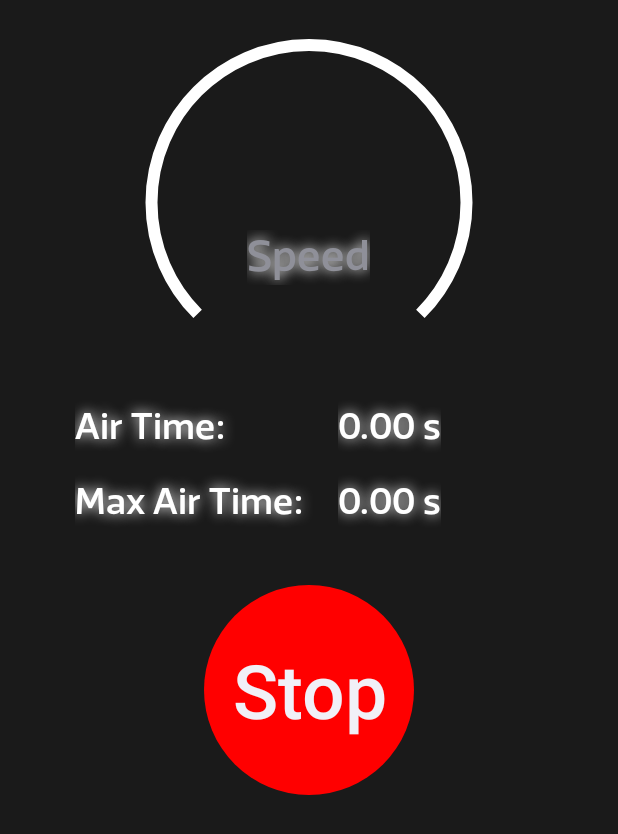
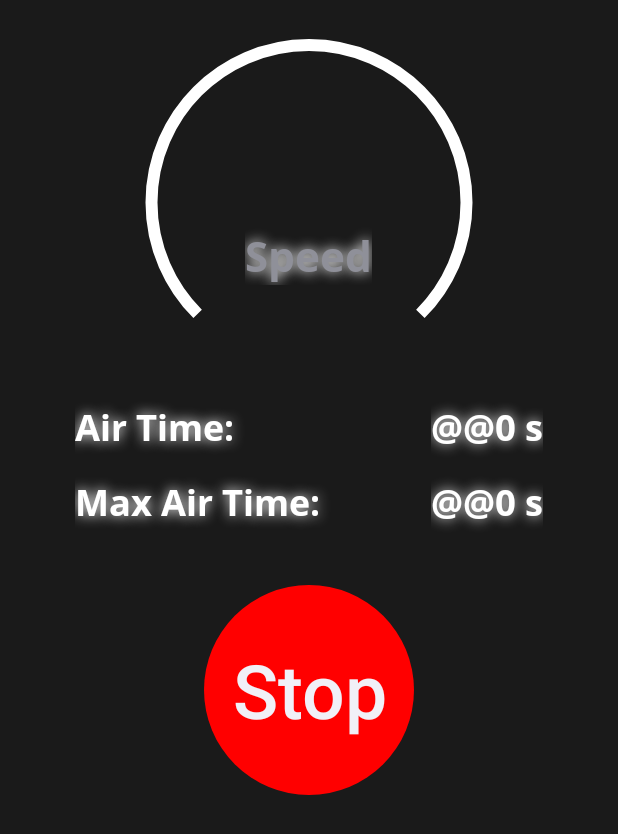
Before and after one commit to DukeCabbage/ShreddingRobot_v2, an Android app: the TrackingActivity screen opened directly, with no data from a screen before it, on a phone screen of 412 x 824 dp. Shown: the top 834 px of the screen. Run offline under Robolectric (Android 15) with nearby library versions, the phone set to English and light mode, and no system bars.

Commit message:
layout tweaking

```diff
--- a/app/src/main/java/com/gloomy/ShreddingRobot/TrackingActivity.java
+++ b/app/src/main/java/com/gloomy/ShreddingRobot/TrackingActivity.java
@@ -39,9 +39,8 @@ public class TrackingActivity extends BaseFragmentActivity {
     private static final int AUTOOFF_TIME_THRESHOLD = 1800*1000;
 
     private Context _context;
-    private DecimalFormat dff = new DecimalFormat("0.00");
-    private DecimalFormat ddff = new DecimalFormat("00.00");
-    private DecimalFormat ddf = new DecimalFormat("00.0");
+    private DecimalFormat sig3 = new DecimalFormat("@@@");
+    private DecimalFormat sig2 = new DecimalFormat("@@");
 
     boolean tracking;
     boolean freeFalling;
@@ -251,8 +250,8 @@ public class TrackingActivity extends BaseFragmentActivity {
 
         //Timer
         resetCountTime();
-        tv_airTimeTimer.setText(dff.format(0.0) + " s");
-        tv_maxAirTimeTimer.setText(dff.format(0.0) + " s");
+        tv_airTimeTimer.setText(sig2.format(0.0) + " s");
+        tv_maxAirTimeTimer.setText(sig2.format(0.0) + " s");
         destroyTimer();
         mTimer = new Timer();
         mTimerTask = new MyTimerTask();
@@ -302,10 +301,10 @@ public class TrackingActivity extends BaseFragmentActivity {
 //		Log.e(TAG, "reset time");
         if (countTime > maxAirTime) {
             maxAirTime = countTime;
-            tv_maxAirTimeTimer.setText(dff.format(maxAirTime) + " s");
+            tv_maxAirTimeTimer.setText(sig2.format(maxAirTime) + " s");
         }
         countTime = 0.00;
-//        tv_airTimeTimer.setText(dff.format(countTime) + " s");
+//        tv_airTimeTimer.setText(sig2.format(countTime) + " s");
     }
 
     class MyTimerTask extends TimerTask {
@@ -316,7 +315,7 @@ public class TrackingActivity extends BaseFragmentActivity {
                 public void run() {
                     if (freeFalling) {
                         countTime += ((double) SENSOR_UPDATE_TIME_IN_MILLISECONDS) / 1000.0;
-                        tv_airTimeTimer.setText(dff.format(countTime) + " s");
+                        tv_airTimeTimer.setText(sig2.format(countTime) + " s");
                     }
                     autoOff_countDown -= SENSOR_UPDATE_TIME_IN_MILLISECONDS;
                 }
@@ -347,8 +346,6 @@ public class TrackingActivity extends BaseFragmentActivity {
 //		Log.e(TAG, "" + newAltitude);
         if (newAltitude == 0.0) {
 //            Log.e(TAG, "no altitude reading");
-//            tv_altitude.setText("no Altitude");
-//            Toast.makeText(_context, "Location has no altitude info", Toast.LENGTH_SHORT).show();
         } else {
             curAltitude *= ALTITUDE_AVERAGING_QUEUE_SIZE;
             boolean stabilizedAlt = rawAltData.size() == ALTITUDE_AVERAGING_QUEUE_SIZE;
@@ -372,7 +369,7 @@ public class TrackingActivity extends BaseFragmentActivity {
                         sensorSwitchBtn.performClick();
                     }
                 }
-                tv_altitude.setText(dff.format(curAltitude) + " m");
+                tv_altitude.setText(sig3.format(curAltitude) + " m");
             }
         }
     }
@@ -396,13 +393,13 @@ public class TrackingActivity extends BaseFragmentActivity {
                             gauge.setValue(stepValue, (int) maxValue);
                             switch(veloUnit) {
                                 case 1:
-                                    tv.setText(ddf.format(0.1*stepValue)+"m/s");
+                                    tv.setText(sig3.format(0.1*stepValue)+"m/s");
                                     break;
                                 case 2:
-                                    tv.setText(ddf.format(0.2236*stepValue)+"mi/h");
+                                    tv.setText(sig3.format(0.2236*stepValue)+"mi/h");
                                     break;
                                 default:
-                                    tv.setText(ddf.format(0.36*stepValue)+"km/h");
+                                    tv.setText(sig3.format(0.36*stepValue)+"km/h");
                                     break;
                             }
                         }
--- a/app/src/main/java/com/gloomy/ShreddingRobot/Widget/MeinTextView.java
+++ b/app/src/main/java/com/gloomy/ShreddingRobot/Widget/MeinTextView.java
@@ -25,7 +25,7 @@ public class MeinTextView extends TextView {
 
     public void setFont() {
         if (fontPath==null){
-            fontPath="fonts/RionaSansMedium.otf";
+            fontPath="fonts/NotoSans-Bold.ttf";
         }
         Typeface tf = Typeface.createFromAsset(getContext().getAssets(), fontPath);
         this.setTypeface(tf);
--- a/app/src/main/res/layout/activity_tracking.xml
+++ b/app/src/main/res/layout/activity_tracking.xml
@@ -63,17 +63,18 @@
         android:layout_marginTop="20dp"
         android:background="@android:color/transparent">
 
-        <RelativeLayout
+        <LinearLayout
             android:id="@+id/sensorReadingLayout1"
             android:layout_width="match_parent"
-            android:layout_height="wrap_content">
+            android:layout_height="wrap_content"
+            android:orientation="horizontal" >
 
             <com.gloomy.ShreddingRobot.Widget.MeinTextView
                 android:id="@+id/tv_airTimeLabel"
-                android:layout_width="@dimen/airTimeLabel_width"
+                android:layout_weight="1"
+                android:layout_width="0dp"
                 android:layout_height="@dimen/sensorReading_height"
                 android:layout_marginStart="@dimen/airTimeLabel_marginStart"
-                android:layout_marginEnd="@dimen/airTimeLabel_marginEnd"
                 android:gravity="center_vertical"
                 android:text="@string/air_time_label"
                 android:textColor="@color/white"
@@ -85,27 +86,28 @@
                 android:id="@+id/tv_airTimeTimer"
                 android:layout_width="wrap_content"
                 android:layout_height="@dimen/sensorReading_height"
-                android:layout_toEndOf="@id/tv_airTimeLabel"
+                android:layout_marginEnd="@dimen/airTime_marginEnd"
                 android:gravity="center_vertical"
                 android:textColor="@color/white"
                 android:textSize="@dimen/sensorReading_textSize"
                 android:shadowColor="@color/white"
                 android:shadowRadius="@integer/text_glow_radius" />
 
-        </RelativeLayout>
+        </LinearLayout>
 
-        <RelativeLayout
+        <LinearLayout
             android:id="@+id/sensorReadingLayout2"
             android:layout_width="match_parent"
             android:layout_height="wrap_content"
+            android:orientation="horizontal"
             android:layout_below="@+id/sensorReadingLayout1">
 
             <com.gloomy.ShreddingRobot.Widget.MeinTextView
                 android:id="@+id/tv_maxAirTimeLabel"
-                android:layout_width="@dimen/airTimeLabel_width"
+                android:layout_weight="1"
+                android:layout_width="0dp"
                 android:layout_height="@dimen/sensorReading_height"
                 android:layout_marginStart="@dimen/airTimeLabel_marginStart"
-                android:layout_marginEnd="@dimen/airTimeLabel_marginEnd"
                 android:gravity="center_vertical"
                 android:text="@string/max_air_time_label"
                 android:textColor="@color/white"
@@ -117,14 +119,14 @@
                 android:id="@+id/tv_maxAirTimeTimer"
                 android:layout_width="wrap_content"
                 android:layout_height="@dimen/sensorReading_height"
-                android:layout_toEndOf="@id/tv_maxAirTimeLabel"
+                android:layout_marginEnd="@dimen/airTime_marginEnd"
                 android:gravity="center_vertical"
                 android:textColor="@color/white"
                 android:textSize="@dimen/sensorReading_textSize"
                 android:shadowColor="@color/white"
                 android:shadowRadius="@integer/text_glow_radius" />
 
-        </RelativeLayout>
+        </LinearLayout>
 
         <com.gloomy.ShreddingRobot.Widget.MeinTextView
             android:id="@+id/tv_altitude"
--- a/app/src/main/res/values/color.xml
+++ b/app/src/main/res/values/color.xml
@@ -37,7 +37,7 @@
     <!-- History Activity -->
     <color name="history_background">#004689</color>
     <color name="history_selected_background">#004E99</color>
-    <color name="history_list_divider">#4d86bb</color>
+    <color name="history_list_divider">#1E88E5</color>
 
     <color name="facebook">#3468af</color>
     <color name="facebook_selected">#1a4e95</color>
--- a/app/src/main/res/values/dimens.xml
+++ b/app/src/main/res/values/dimens.xml
@@ -25,8 +25,7 @@
 
     <dimen name="airTimeIconSize">45dp</dimen>
     <dimen name="airTimeLabel_marginStart">50dp</dimen>
-    <dimen name="airTimeLabel_marginEnd">15dp</dimen>
-    <dimen name="airTimeLabel_width">160dp</dimen>
+    <dimen name="airTime_marginEnd">50dp</dimen>
     <dimen name="stropBtnHeight">140dp</dimen>
     <dimen name="stropBtnWidth">140dp</dimen>
 
```
Also changed, not shown: app/src/main/java/com/gloomy/ShreddingRobot/Widget/CustomArrayAdapter.java (+19 -16 lines), app/src/main/res/layout/history_item_layout.xml (+11 -4 lines), app/src/main/assets/fonts/NotoSans-Bold.ttf (added), app/src/main/assets/fonts/RionaSansMedium.otf (deleted), app/src/main/assets/fonts/timeburner_regular.ttf (deleted), 2 other files.
